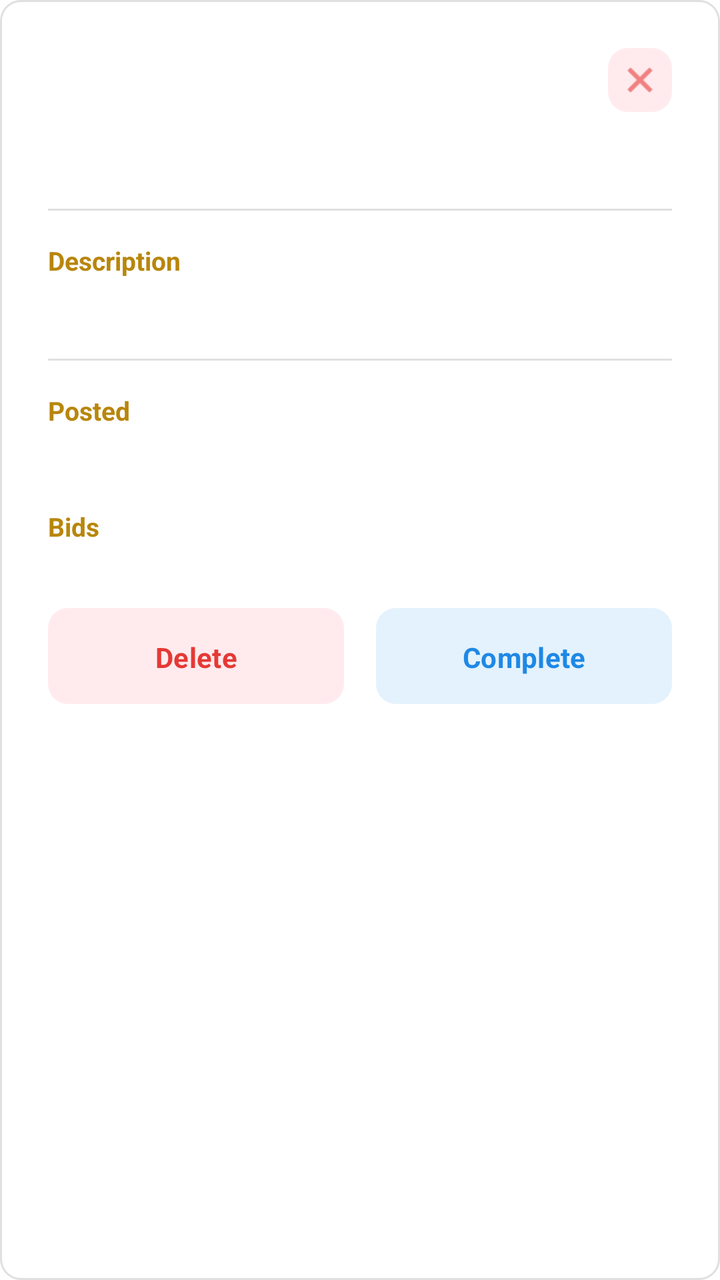
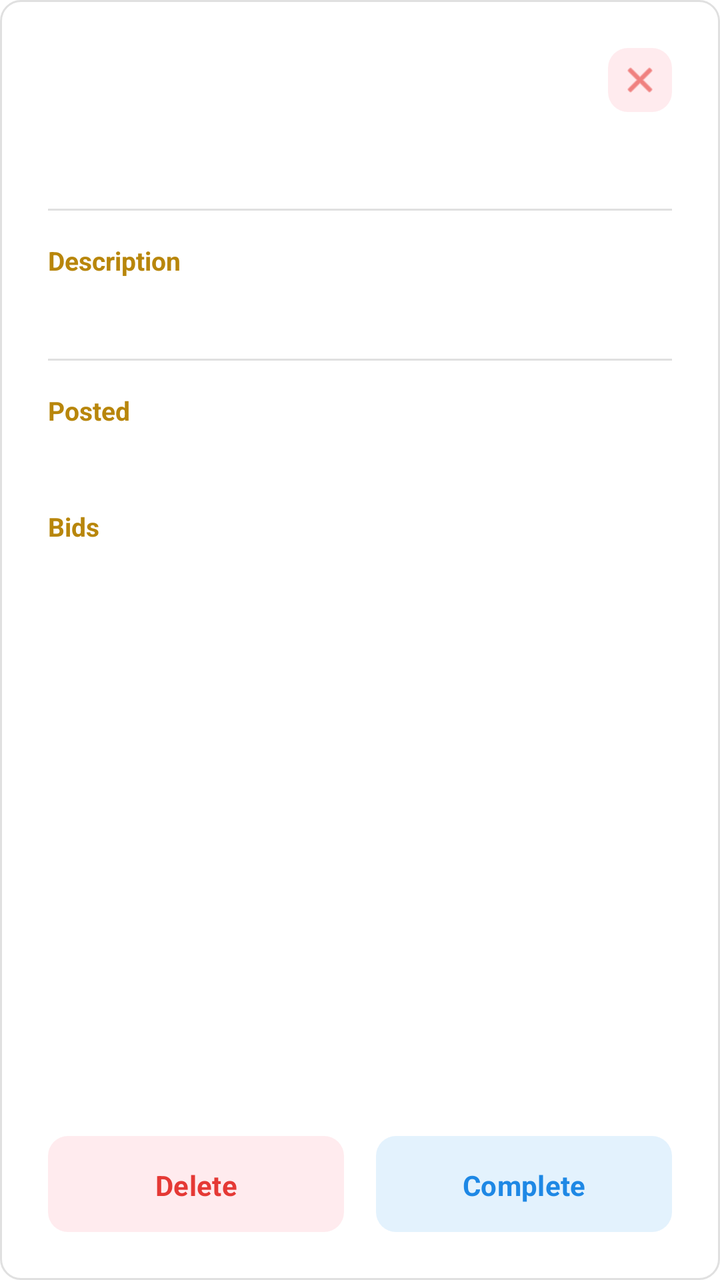

Compare the two renders of this Android layout. The source of the first and the diff that turns it into the second are given below.
<!-- AndroidManifest.xml: application theme Theme.G08 -->
<!-- res/layout/dialog_request_detail.xml -->
<?xml version="1.0" encoding="utf-8"?>
<LinearLayout xmlns:android="http://schemas.android.com/apk/res/android"
    xmlns:app="http://schemas.android.com/apk/res-auto"
    android:layout_width="match_parent"
    android:layout_height="wrap_content"
    android:orientation="vertical"
    android:background="@drawable/edittext_bordered"
    android:padding="24dp">

    
    <FrameLayout
        android:layout_width="match_parent"
        android:layout_height="wrap_content">

        <TextView
            android:id="@+id/dialogRequestTitle"
            android:layout_width="match_parent"
            android:layout_height="wrap_content"
            android:layout_marginEnd="40dp"
            android:layout_gravity="center_vertical"
            android:textColor="@color/main_netural_color"
            android:textSize="20sp"
            android:textStyle="bold" />

        <ImageButton
            android:id="@+id/dialogCloseIcon"
            android:layout_width="32dp"
            android:layout_height="32dp"
            android:layout_gravity="end|center_vertical"
            android:background="@drawable/bg_close_icon"
            android:contentDescription="@string/request_detail_close"
            android:scaleType="centerInside"
            android:padding="6dp"
            app:srcCompat="@android:drawable/ic_menu_close_clear_cancel"
            app:tint="@color/light_red_icon" />
    </FrameLayout>


    <LinearLayout
        android:layout_width="match_parent"
        android:layout_height="wrap_content"
        android:layout_marginTop="8dp"
        android:orientation="horizontal"
        android:gravity="center_vertical">

        <TextView
            android:id="@+id/dialogRequestStatus"
            android:layout_width="wrap_content"
            android:layout_height="wrap_content"
            android:paddingHorizontal="12dp"
            android:paddingVertical="4dp"
            android:textColor="@color/white"
            android:textSize="12sp"
            android:textStyle="bold" />

        <TextView
            android:id="@+id/dialogHighestBid"
            android:layout_width="wrap_content"
            android:layout_height="wrap_content"
            android:layout_marginStart="8dp"
            android:paddingHorizontal="12dp"
            android:paddingVertical="4dp"
            android:textColor="@color/white"
            android:textSize="12sp"
            android:textStyle="bold" />
    </LinearLayout>


    <View
        android:layout_width="match_parent"
        android:layout_height="1dp"
        android:layout_marginVertical="16dp"
        android:background="@color/input_border_light_grey" />


    <TextView
        android:layout_width="wrap_content"
        android:layout_height="wrap_content"
        android:text="@string/request_detail_label_description"
        android:textColor="@color/main_cust_color"
        android:textSize="13sp"
        android:textStyle="bold" />

    <TextView
        android:id="@+id/dialogRequestBody"
        android:layout_width="match_parent"
        android:layout_height="wrap_content"
        android:layout_marginTop="4dp"
        android:textColor="@color/main_netural_color"
        android:textSize="15sp"
        android:lineSpacingMultiplier="1.3" />

    <TextView
        android:id="@+id/dialogShowMoreButton"
        android:layout_width="wrap_content"
        android:layout_height="wrap_content"
        android:text="Show more"
        android:textSize="13sp"
        android:textStyle="bold"
        android:textColor="@color/main_cust_color"
        android:layout_marginTop="1dp"
        android:visibility="gone" />


    <View
        android:layout_width="match_parent"
        android:layout_height="1dp"
        android:layout_marginVertical="16dp"
        android:background="@color/input_border_light_grey" />


    <TextView
        android:layout_width="wrap_content"
        android:layout_height="wrap_content"
        android:text="@string/request_detail_label_posted"
        android:textColor="@color/main_cust_color"
        android:textSize="13sp"
        android:textStyle="bold" />


    <TextView
        android:id="@+id/dialogRequestTime"
        android:layout_width="match_parent"
        android:layout_height="wrap_content"
        android:layout_marginTop="4dp"
        android:textColor="@color/main_netural_color"
        android:textSize="15sp" />
    <TextView
        android:layout_width="wrap_content"
        android:layout_height="wrap_content"
        android:layout_marginTop="16dp"
        android:text="Bids"
        android:textColor="@color/main_cust_color"
        android:textSize="13sp"
        android:textStyle="bold" />

    <LinearLayout
        android:id="@+id/dialogBidsContainer"
        android:layout_width="match_parent"
        android:layout_height="wrap_content"
        android:orientation="vertical"
        android:layout_marginTop="8dp" />


    <LinearLayout
        android:layout_width="match_parent"
        android:layout_height="wrap_content"
        android:layout_marginTop="24dp"
        android:orientation="horizontal">

        <Button
            android:id="@+id/dialogDeleteButton"
            android:layout_width="0dp"
            android:layout_height="48dp"
            android:layout_weight="1"
            android:layout_marginEnd="8dp"
            android:text="@string/request_detail_delete"
            android:textColor="@color/light_red_icon"
            android:textSize="14sp"
            android:textStyle="bold"
            android:insetTop="0dp"
            android:insetBottom="0dp"
            app:backgroundTint="@color/light_red"
            app:cornerRadius="10dp" />

        <Button
            android:id="@+id/dialogCompleteButton"
            android:layout_width="0dp"
            android:layout_height="48dp"
            android:layout_weight="1"
            android:layout_marginStart="8dp"
            android:text="@string/request_detail_complete"
            android:textColor="@color/light_blue_text"
            android:textSize="14sp"
            android:textStyle="bold"
            android:insetTop="0dp"
            android:insetBottom="0dp"
            app:backgroundTint="@color/light_blue"
            app:cornerRadius="10dp" />
    </LinearLayout>

</LinearLayout>
<!-- resources referenced by this layout -->
<resources>
  <color name="input_border_light_grey">#E0E0E0</color>
  <color name="light_blue">#E3F2FD</color>
  <color name="light_blue_text">#1E88E5</color>
  <color name="light_red">#FFEBEE</color>
  <color name="light_red_icon">#E53935</color>
  <color name="main_cust_color">#B8860B</color>
  <color name="main_netural_color">#424242</color>
  <color name="white">#FFFFFFFF</color>
  <!-- drawable bg_close_icon (drawable) -->
  <?xml version="1.0" encoding="utf-8"?>
  <shape xmlns:android="http://schemas.android.com/apk/res/android"
      android:shape="rectangle">
      <solid android:color="@color/light_red" />
      <corners android:radius="10dp" />
  </shape>
  <!-- drawable edittext_bordered (drawable) -->
  <?xml version="1.0" encoding="utf-8"?>
  <shape xmlns:android="http://schemas.android.com/apk/res/android"
      android:shape="rectangle">
      <solid android:color="@color/white" />
      <stroke
          android:width="1dp"
          android:color="@color/input_border_light_grey" />
      <corners android:radius="10dp" />
  </shape>
  <string name="request_detail_close">Close</string>
  <string name="request_detail_complete">Complete</string>
  <string name="request_detail_delete">Delete</string>
  <string name="request_detail_label_description">Description</string>
  <string name="request_detail_label_posted">Posted</string>
  <style name="Theme.G08" parent="Base.Theme.G08" />
  <style name="Base.Theme.G08" parent="Theme.Material3.DayNight.NoActionBar">
          
          
          <item name="android:windowBackground">@color/cardview_light_background</item>
          <item name="android:fontFamily">sans-serif</item>
          <item name="materialButtonStyle">@style/Widget.G08.Button</item>
          <item name="editTextStyle">@style/Widget.G08.EditText</item>
      </style>
  <style name="Widget.G08.Button" parent="Widget.Material3.Button">
          <item name="cornerRadius">@dimen/button_corner_radius</item>
          <item name="android:paddingTop">@dimen/button_vertical_padding</item>
          <item name="android:paddingBottom">@dimen/button_vertical_padding</item>
          <item name="android:textStyle">bold</item>
          <item name="android:layout_marginTop">@dimen/button_vertical_margin</item>
          <item name="android:layout_marginBottom">@dimen/button_vertical_margin</item>
      </style>
  <style name="Widget.G08.EditText" parent="Widget.AppCompat.EditText">
          <item name="android:background">@drawable/edittext_bordered</item>
          <item name="android:padding">12dp</item>
      </style>
  <dimen name="button_corner_radius">10dp</dimen>
  <dimen name="button_vertical_padding">15dp</dimen>
  <dimen name="button_vertical_margin">10dp</dimen>
</resources>

<!-- the commit's change to res/layout/dialog_request_detail.xml (unified diff, before → after) -->
@@ -2,10 +2,23 @@
 <LinearLayout xmlns:android="http://schemas.android.com/apk/res/android"
     xmlns:app="http://schemas.android.com/apk/res-auto"
     android:layout_width="match_parent"
-    android:layout_height="wrap_content"
+    android:layout_height="match_parent"
     android:orientation="vertical"
     android:background="@drawable/edittext_bordered"
     android:padding="24dp">
+
+    <ScrollView
+        android:id="@+id/dialogScrollView"
+        android:layout_width="match_parent"
+        android:layout_height="0dp"
+        android:layout_weight="1"
+        android:fillViewport="false"
+        android:overScrollMode="ifContentScrolls">
+
+        <LinearLayout
+            android:layout_width="match_parent"
+            android:layout_height="wrap_content"
+            android:orientation="vertical">
 
     
     <FrameLayout
@@ -135,17 +148,45 @@
         android:textStyle="bold" />
 
     <LinearLayout
+        android:id="@+id/dialogBidsEmptyView"
+        android:layout_width="match_parent"
+        android:layout_height="wrap_content"
+        android:orientation="vertical"
+        android:gravity="center"
+        android:paddingTop="16dp"
+        android:paddingBottom="16dp"
+        android:visibility="gone">
+
+        <ImageView
+            android:layout_width="120dp"
+            android:layout_height="120dp"
+            android:layout_marginBottom="12dp"
+            android:contentDescription="@string/request_detail_no_bids"
+            android:src="@drawable/empty" />
+
+        <TextView
+            android:layout_width="wrap_content"
+            android:layout_height="wrap_content"
+            android:text="@string/request_detail_no_bids"
+            android:textColor="@color/main_netural_color"
+            android:textSize="15sp"
+            android:textStyle="bold" />
+    </LinearLayout>
+
+    <LinearLayout
         android:id="@+id/dialogBidsContainer"
         android:layout_width="match_parent"
         android:layout_height="wrap_content"
         android:orientation="vertical"
         android:layout_marginTop="8dp" />
 
-
-    <LinearLayout
-        android:layout_width="match_parent"
-        android:layout_height="wrap_content"
-        android:layout_marginTop="24dp"
+        </LinearLayout>
+    </ScrollView>
+
+    <LinearLayout
+        android:layout_width="match_parent"
+        android:layout_height="wrap_content"
+        android:layout_marginTop="16dp"
         android:orientation="horizontal">
 
         <Button
<!-- resource entries referenced after the edit -->
@@ -25,11 +25,13 @@
           android:color="@color/input_border_light_grey" />
       <corners android:radius="10dp" />
   </shape>
+  <!-- drawable empty: png bitmap (drawable, 62407 bytes) -->
   <string name="request_detail_close">Close</string>
   <string name="request_detail_complete">Complete</string>
   <string name="request_detail_delete">Delete</string>
   <string name="request_detail_label_description">Description</string>
   <string name="request_detail_label_posted">Posted</string>
+  <string name="request_detail_no_bids">No bids yet</string>
   <style name="Theme.G08" parent="Base.Theme.G08" />
   <style name="Base.Theme.G08" parent="Theme.Material3.DayNight.NoActionBar">
           
